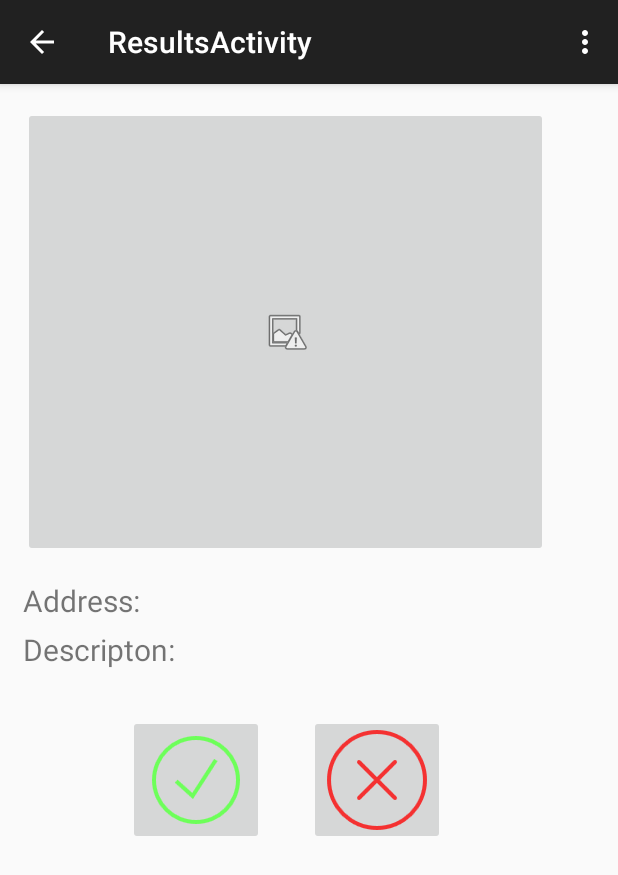
After one commit to Davideini/AndroidMaps, an Android app: the ResultsActivity screen opened directly, with no data from a screen before it, on a phone screen of 412 x 824 dp. The commit adds this screen. Shown: the top 875 px of the screen. Run offline under Robolectric (Android 15) with nearby library versions, the phone set to English and light mode, and no system bars; network calls fail.

Commit message:
design result from search

```diff
--- a/app/src/main/java/com/sce3/thirdyear/androidmaps/MenuActivity.java
+++ b/app/src/main/java/com/sce3/thirdyear/androidmaps/MenuActivity.java
@@ -20,6 +20,7 @@ import android.widget.AdapterView;
 import android.widget.ArrayAdapter;
 import android.widget.ListView;
 import android.widget.Toast;
+
 
 import com.sce3.thirdyear.androidmaps.fragments.test;
 import com.sce3.thirdyear.classes.MenuAdapter;
@@ -115,6 +116,7 @@ public class MenuActivity extends ActionBarActivity {
         // update the main content by replacing fragments
 
         Fragment fragment = new test();
+
         //Bundle args = new Bundle();
         //args.putInt(PlanetFragment.ARG_PLANET_NUMBER, position);
         //fragment.setArguments(args);
--- a/app/src/main/java/com/sce3/thirdyear/androidmaps/maps/AddressActivity.java
+++ b/app/src/main/java/com/sce3/thirdyear/androidmaps/maps/AddressActivity.java
@@ -140,9 +140,9 @@ public class AddressActivity extends ActionBarActivity {
         EditText street = (EditText) findViewById(R.id.tbStreet);
         EditText city = (EditText) findViewById(R.id.tbCity);
         EditText country = (EditText) findViewById(R.id.tbCountry);
-        EditText zip = (EditText) findViewById(R.id.tbZip);
+        //EditText zip = (EditText) findViewById(R.id.tbZip);
 
-        Address address = new Address(street, city, country, zip);
+        Address address = new Address(street, city, country, null);
     }
 
     public void onClear(View view) {
--- /dev/null
+++ b/app/src/main/java/com/sce3/thirdyear/androidmaps/maps/ResultsActivity.java
@@ -0,0 +1,40 @@
+package com.sce3.thirdyear.androidmaps.maps;
+
+import android.support.v7.app.ActionBarActivity;
+import android.os.Bundle;
+import android.view.Menu;
+import android.view.MenuItem;
+
+import com.sce3.thirdyear.androidmaps.R;
+
+public class ResultsActivity extends ActionBarActivity {
+
+    @Override
+    protected void onCreate(Bundle savedInstanceState) {
+        super.onCreate(savedInstanceState);
+        setContentView(R.layout.activity_results);
+    }
+
+
+    @Override
+    public boolean onCreateOptionsMenu(Menu menu) {
+        // Inflate the menu; this adds items to the action bar if it is present.
+        getMenuInflater().inflate(R.menu.menu_results, menu);
+        return true;
+    }
+
+    @Override
+    public boolean onOptionsItemSelected(MenuItem item) {
+        // Handle action bar item clicks here. The action bar will
+        // automatically handle clicks on the Home/Up button, so long
+        // as you specify a parent activity in AndroidManifest.xml.
+        int id = item.getItemId();
+
+        //noinspection SimplifiableIfStatement
+        if (id == R.id.action_settings) {
+            return true;
+        }
+
+        return super.onOptionsItemSelected(item);
+    }
+}
--- /dev/null
+++ b/app/src/main/res/layout/activity_results.xml
@@ -0,0 +1,75 @@
+<?xml version="1.0" encoding="utf-8"?>
+   <RelativeLayout xmlns:android="http://schemas.android.com/apk/res/android"
+    android:layout_height="wrap_content"
+    android:layout_width="wrap_content">
+
+    <ImageButton
+        android:layout_width="350dp"
+        android:layout_height="300dp"
+        android:id="@+id/imgResButton"
+        android:layout_margin="15dp"
+        android:src="@android:drawable/ic_menu_report_image" />
+
+    <TextView
+        android:layout_width="wrap_content"
+        android:layout_height="wrap_content"
+        android:text="Address:"
+        android:id="@+id/AddresstextView"
+        android:layout_below="@+id/imgResButton"
+        android:textSize="20sp"
+        android:layout_alignStart="@+id/imgResButton" />
+
+    <TextView
+        android:layout_width="wrap_content"
+        android:layout_height="wrap_content"
+        android:text="Descripton:"
+        android:id="@+id/Desc"
+        android:layout_layout_below="true"
+        android:layout_below="@+id/AddresstextView"
+        android:layout_alignStart="@+id/AddresstextView"
+        android:textSize="20sp"
+        android:layout_marginTop="5dp"
+
+/>
+
+
+    <TextView
+        android:layout_width="wrap_content"
+        android:layout_height="wrap_content"
+        android:id="@+id/AddressVal"
+        android:layout_above="@+id/Desc"
+        android:layout_toEndOf="@+id/AddresstextView" />
+
+    <TextView
+        android:layout_width="wrap_content"
+        android:layout_height="wrap_content"
+        android:id="@+id/DescVal"
+        android:layout_alignTop="@+id/Desc"
+        android:layout_toEndOf="@+id/Desc" />
+
+    <LinearLayout
+        android:layout_width="wrap_content"
+        android:layout_height="wrap_content"
+        android:orientation="horizontal"
+        android:layout_below="@+id/Desc"
+        android:paddingTop="30dp"
+        android:paddingLeft="15dp"
+        android:layout_alignParentEnd="true"
+        android:layout_alignParentStart="true">
+        <ImageButton
+            android:layout_width="wrap_content"
+            android:layout_height="wrap_content"
+            android:layout_marginLeft="70dp"
+            android:id="@+id/okBtn"
+            android:src="@drawable/ic_ok" />
+
+        <ImageButton
+            android:layout_width="wrap_content"
+            android:layout_height="wrap_content"
+            android:layout_marginLeft="30dp"
+            android:id="@+id/cancelBtn"
+            android:src="@drawable/ic_cancel" />
+
+        </LinearLayout>
+
+</RelativeLayout>
--- /dev/null
+++ b/app/src/main/res/menu/menu_results.xml
@@ -0,0 +1,7 @@
+<menu xmlns:android="http://schemas.android.com/apk/res/android"
+    xmlns:app="http://schemas.android.com/apk/res-auto"
+    xmlns:tools="http://schemas.android.com/tools"
+    tools:context="com.sce3.thirdyear.androidmaps.maps.ResultsActivity">
+    <item android:id="@+id/action_settings" android:title="@string/action_settings"
+        android:orderInCategory="100" app:showAsAction="never" />
+</menu>
--- a/app/src/main/res/values/strings.xml
+++ b/app/src/main/res/values/strings.xml
@@ -65,4 +65,5 @@
     <string name="select_from_map">Select from map</string>
     <string name="title_activity_address">AddressActivity</string>
     <string name="title_activity_find_by_address">FindByAddressActivity</string>
+    <string name="title_activity_results">ResultsActivity</string>
 </resources>
```
Also changed, not shown: app/src/main/AndroidManifest.xml (+19 -11 lines), app/src/main/java/com/sce3/thirdyear/androidmaps/fragments/test.java (+27 -4 lines), app/src/main/res/layout/test.xml (+20 -9 lines), app/src/main/res/menu/menu_tabframe.xml (added, +7 -0 lines), app/src/main/res/drawable-hdpi/ic_cancel.png (added), app/src/main/res/drawable-hdpi/ic_ok.png (added), 1 other file.
